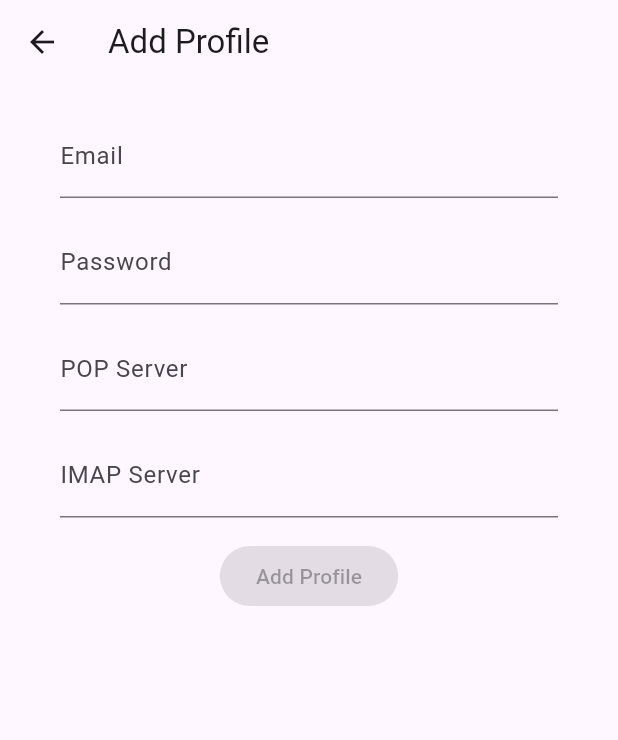
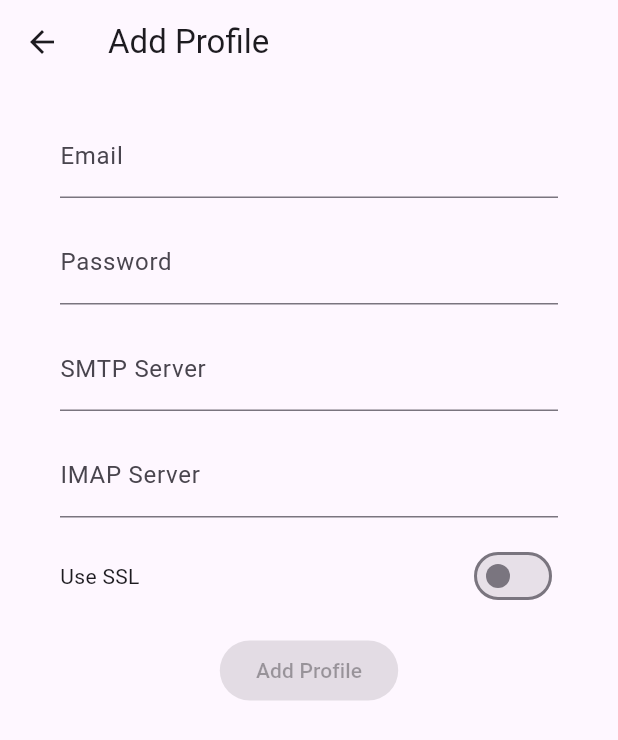
Before and after one commit to zrll12/flutter_mailer, a Flutter app: the screen it shows after launch, item 2 of the bottom bar chosen, after a tap on the "add" icon, on a phone screen of 412 x 824 dp. Shown: the top 740 px of the screen. Run offline on Flutter 3.47's test engine with Material 3 defaults, Android fonts, the phone set to English and light mode, and no system bars; our stand-ins replace flutter_secure_storage, sqflite; missing offline and left inert: encrypt; accounts and stored records are empty.

Commit message:
feat: save and load profile

```diff
--- /dev/null
+++ b/lib/database.dart
@@ -0,0 +1,88 @@
+import 'dart:convert';
+
+import 'package:encrypt/encrypt.dart' as encrypt;
+import 'package:flutter/material.dart';
+import 'package:flutter_secure_storage/flutter_secure_storage.dart';
+import 'package:sqflite/sqflite.dart';
+import 'package:uuid/uuid.dart';
+
+import 'model/profile.dart';
+
+class DatabaseHelper extends ChangeNotifier {
+  static final DatabaseHelper _instance = DatabaseHelper._internal();
+  static late Database _db;
+
+  final storage = FlutterSecureStorage();
+  final String _dbName = 'flutter_mailer.db';
+  final int _dbVersion = 1;
+
+  DatabaseHelper._internal() {
+    _init();
+  }
+
+  factory DatabaseHelper() {
+    return _instance;
+  }
+
+
+
+  void _init() async {
+    _db = await openDatabase(
+      _dbName,
+      version: _dbVersion,
+    );
+
+    // _db.execute('''DROP TABLE IF EXISTS profile''');
+
+    _db.execute('''
+          CREATE TABLE IF NOT EXISTS profile (
+            id INTEGER PRIMARY KEY AUTOINCREMENT,
+            email TEXT,
+            password TEXT,
+            imapServer TEXT,
+            smtpServer TEXT,
+            useSSL INTEGER
+          )
+        ''');
+  }
+
+  Future<void> addProfile(Profile profile) async {
+    var encryptKey = await storage.read(key: 'email_${profile.email}');
+    var encryptedProfile = profile.toJson();
+
+    if (encryptKey == null) {
+      encryptKey = Uuid().v4().replaceAll("-", "");
+      await storage.write(key: 'email_${profile.email}', value: encryptKey);
+    }
+
+    // Use first 16 bytes of encryption key as IV
+    final iv = encrypt.IV.fromUtf8(encryptKey.substring(0, 16));
+    encryptedProfile["password"] =
+        encrypt.Encrypter(encrypt.AES(encrypt.Key.fromUtf8(encryptKey)))
+            .encrypt(profile.password, iv: iv)
+            .base64;
+    encryptedProfile["useSSL"] = encryptedProfile["useSSL"] == true ? 1 : 0;
+
+    await _db.insert("profile", encryptedProfile);
+    notifyListeners();
+  }
+
+  Future<List<Profile>> getProfiles() async {
+    List<Map<String, dynamic>> profiles = await _db.query("profile");
+
+    return Future.wait(profiles.map((map) async {
+      var decryptedProfile = Map<String, dynamic>.from(map);
+      decryptedProfile['useSSL'] = map['useSSL'] == 1;
+
+      final encryptKey = await storage.read(key: 'email_${map['email']}');
+      if (encryptKey != null) {
+        // Use first 16 bytes of encryption key as IV
+        final iv = encrypt.IV.fromUtf8(encryptKey.substring(0, 16));
+        final encrypter = encrypt.Encrypter(encrypt.AES(encrypt.Key.fromUtf8(encryptKey)));
+        decryptedProfile['password'] = encrypter.decrypt64(map['password'], iv: iv);
+      }
+
+      return Profile.fromJson(decryptedProfile);
+    }));
+  }
+}
--- /dev/null
+++ b/lib/model/profile.dart
@@ -0,0 +1,35 @@
+class Profile {
+  final String email;
+  final String smtpServer;
+  final String imapServer;
+  final String password;
+  final bool useSSL;
+
+  Profile({
+    required this.email,
+    required this.smtpServer,
+    required this.imapServer,
+    required this.password,
+    this.useSSL = true,
+  });
+
+  Map<String, dynamic> toJson() {
+    return {
+      'email': email,
+      'smtpServer': smtpServer,
+      'imapServer': imapServer,
+      'password': password,
+      'useSSL': useSSL,
+    };
+  }
+
+  factory Profile.fromJson(Map<String, dynamic> json) {
+    return Profile(
+      email: json['email'],
+      smtpServer: json['smtpServer'],
+      imapServer: json['imapServer'],
+      password: json['password'],
+      useSSL: json['useSSL'],
+    );
+  }
+}
--- a/lib/page/add_profile.dart
+++ b/lib/page/add_profile.dart
@@ -1,4 +1,5 @@
 import 'package:flutter/material.dart';
+import 'package:flutter_mailer/model/profile.dart';
 
 class AddProfilePage extends StatefulWidget {
   const AddProfilePage({super.key});
@@ -11,15 +12,26 @@ class _AddProfilePageState extends State<AddProfilePage> {
   bool _isLoading = false;
   String email = '';
   String password = '';
-  String popServer = '';
   String imapServer = '';
+  String smtpServer = '';
+  bool useSSL = false;
 
   void addProfile() {
     print('Add Profile');
     setState(() {
       _isLoading = true;
     });
-    // Add Profile
+
+    Profile profile = Profile(
+      email: email,
+      password: password,
+      smtpServer: smtpServer,
+      imapServer: imapServer,
+      useSSL: useSSL,
+    );
+
+    Navigator.pop(context, profile);
+
     setState(() {
       _isLoading = false;
     });
@@ -60,11 +72,11 @@ class _AddProfilePageState extends State<AddProfilePage> {
               ),
               TextField(
                 decoration: InputDecoration(
-                  labelText: 'POP Server',
+                  labelText: 'SMTP Server',
                 ),
                 onChanged: (value) {
                   setState(() {
-                    popServer = value;
+                    smtpServer = value;
                   });
                 },
               ),
@@ -78,10 +90,24 @@ class _AddProfilePageState extends State<AddProfilePage> {
                   });
                 },
               ),
+              Row(
+                children: [
+                  const Text('Use SSL'),
+                  Spacer(),
+                  Switch(
+                    value: useSSL,
+                    onChanged: (value) {
+                      setState(() {
+                        useSSL = value;
+                      });
+                    },
+                  ),
+                ],
+              ),
               FilledButton(
                 onPressed: email.isEmpty ||
                         password.isEmpty ||
-                        popServer.isEmpty ||
+                        smtpServer.isEmpty ||
                         imapServer.isEmpty ||
                         _isLoading
                     ? null
--- a/lib/page/profile.dart
+++ b/lib/page/profile.dart
@@ -1,19 +1,39 @@
+import 'dart:convert';
+
 import 'package:flutter/material.dart';
-import 'package:flutter_mailer/page/add_profile.dart';
+import 'package:flutter_mailer/database.dart';
+import 'package:flutter_mailer/model/profile.dart';
 
 class ProfilePage extends StatelessWidget {
-  const ProfilePage({super.key});
+  ProfilePage({super.key});
+  DatabaseHelper databaseHelper = DatabaseHelper();
 
   void addUser(context) {
     print('Add User');
-    Navigator.pushNamed(context, 'add_profile');
+    var result = Navigator.pushNamed(context, 'add_profile');
+    result.then((value) => {
+      if (value != null) {
+        databaseHelper.addProfile(value as Profile)
+      }
+    });
+  }
+
+  void readProfile() {
+    databaseHelper.getProfiles()
+    .then((value) => {
+      print(jsonEncode(value))
+    });
   }
 
   @override
   Widget build(BuildContext context) {
     return Scaffold(
-      body: const Center(
-        child: Text('Profile'),
+      body: Center(
+        child: Column(
+          children: [
+            OutlinedButton(onPressed: readProfile, child: const Text("Read Profile")),
+          ],
+        ),
       ),
       floatingActionButton: FloatingActionButton(
         onPressed: () => addUser(context),
--- a/lib/screen/home_screen.dart
+++ b/lib/screen/home_screen.dart
@@ -48,10 +48,10 @@ class _HomeScreenState extends State<HomeScreen> {
       ),
       body: IndexedStack(
         index: _bottomIndex,
-        children: const [
-          HomePage(),
+        children: [
+          const HomePage(),
           ProfilePage(),
-          SettingPage(),
+          const SettingPage(),
         ],
       ),
     );
```
Also changed, not shown: pubspec.yaml (+5 -3 lines), pubspec.lock, 8 other files.
